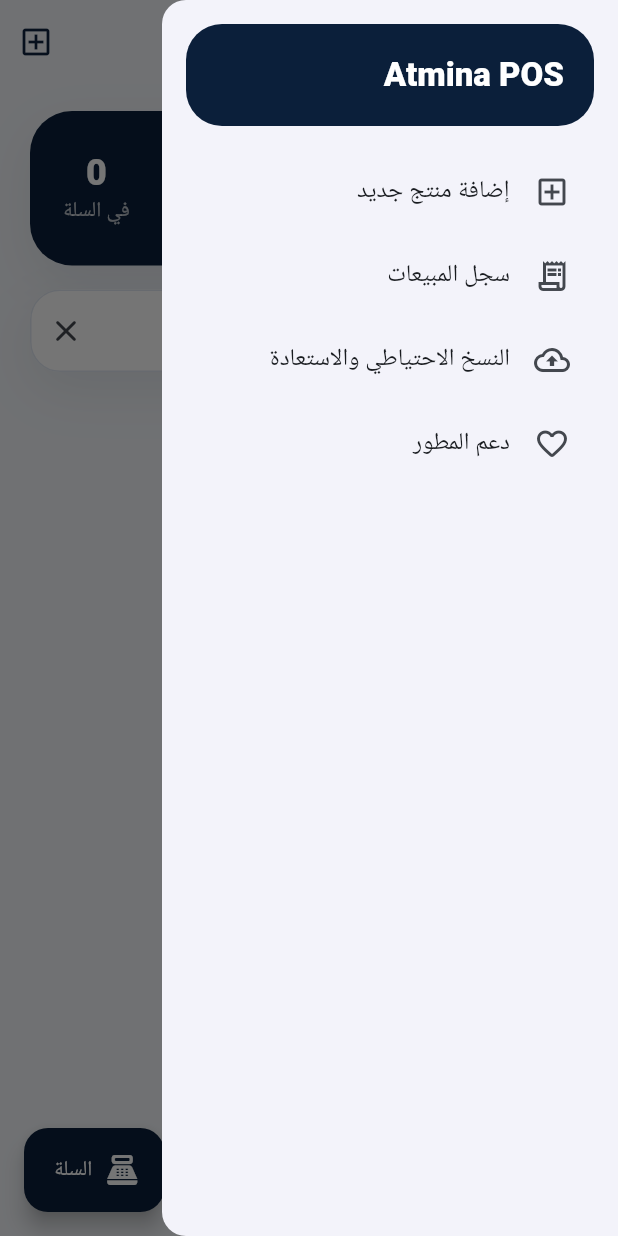
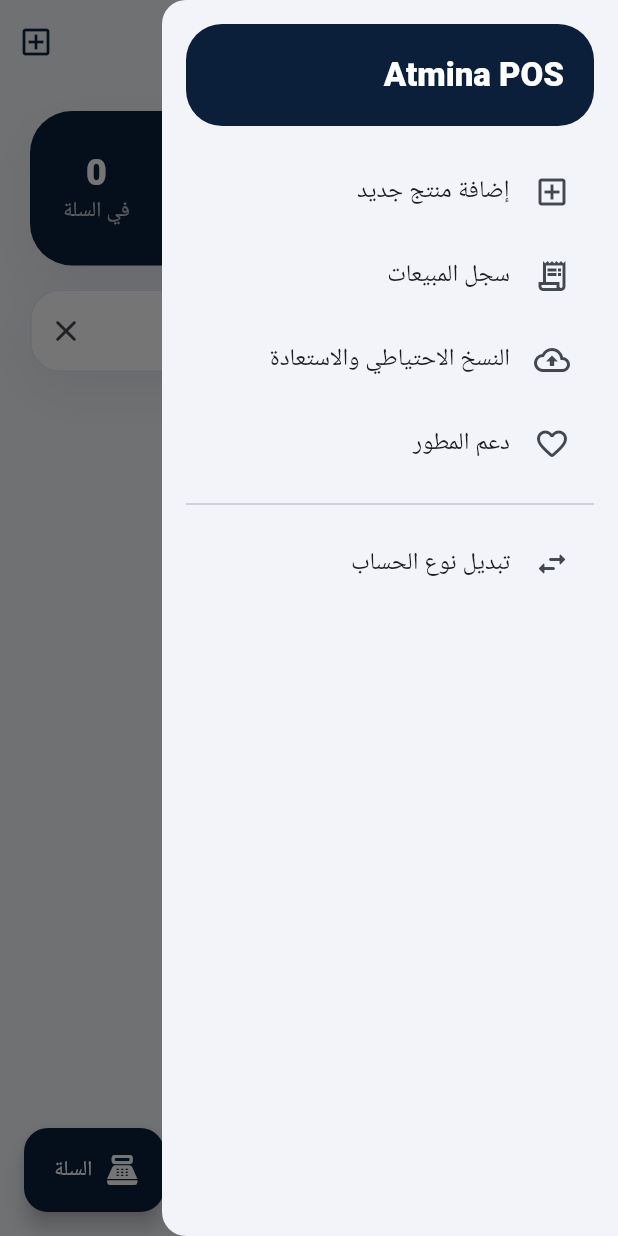
Before and after one commit to Gyorinm/atmina, a Flutter app: the HomeScreen screen opened directly, with the side drawer open, on a phone screen of 412 x 824 dp. Run offline on Flutter 3.47's test engine with Material 3 defaults, Android fonts, the phone set to English and light mode, and no system bars; our stand-ins replace app_links, file_picker, flutter_riverpod, share_plus, shared_preferences, sqflite; accounts and stored records are empty.

```diff
--- a/lib/src/features/products/presentation/screens/home_screen.dart
+++ b/lib/src/features/products/presentation/screens/home_screen.dart
@@ -6,6 +6,7 @@ import '../../../../core/constants/app_colors.dart';
 import '../../../backup/presentation/backup_restore_screen.dart';
 import '../../../cart/application/cart_controller.dart';
 import '../../../cart/presentation/screens/cart_screen.dart';
+import '../../../onboarding/application/app_role_controller.dart';
 import '../../../orders/presentation/sales_history_screen.dart';
 import '../../application/products_providers.dart';
 import '../../domain/models/product.dart';
@@ -63,6 +64,7 @@ class _HomeScreenState extends ConsumerState<HomeScreen> {
         onSalesHistory: () => _openPage(const SalesHistoryScreen()),
         onBackup: () => _openPage(const BackupRestoreScreen()),
         onSupportDeveloper: _supportDeveloper,
+        onSwitchRole: () => ref.read(appRoleControllerProvider.notifier).clearRole(),
       ),
       floatingActionButton: FloatingActionButton.extended(
         onPressed: () => _openPage(const CartScreen()),
@@ -358,12 +360,14 @@ class _HomeDrawer extends StatelessWidget {
     required this.onSalesHistory,
     required this.onBackup,
     required this.onSupportDeveloper,
+    required this.onSwitchRole,
   });
 
   final VoidCallback onAddProduct;
   final VoidCallback onSalesHistory;
   final VoidCallback onBackup;
   final VoidCallback onSupportDeveloper;
+  final VoidCallback onSwitchRole;
 
   @override
   Widget build(BuildContext context) {
@@ -418,6 +422,15 @@ class _HomeDrawer extends StatelessWidget {
                 onSupportDeveloper();
               },
             ),
+            const Divider(height: 24),
+            ListTile(
+              leading: const Icon(Icons.swap_horiz_rounded),
+              title: const Text('تبديل نوع الحساب'),
+              onTap: () {
+                Navigator.pop(context);
+                onSwitchRole();
+              },
+            ),
           ],
         ),
       ),
```
